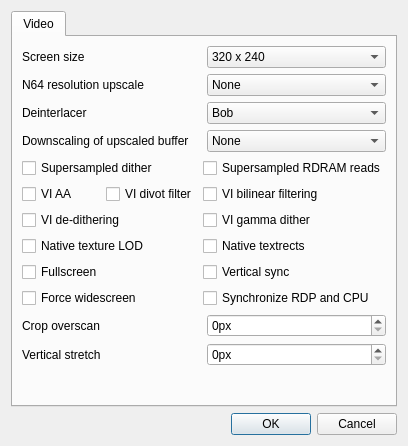
Qt form UserInterface/MainDialog.ui (GhostlyDark/parallel-rdp-standalone) before a commit.
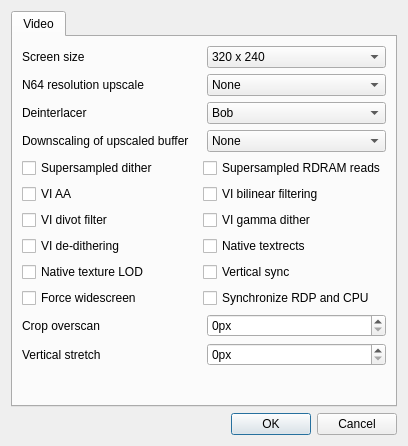
The same form after that commit.

Commit message: Remove fullscreen option

```diff
--- a/UserInterface/MainDialog.ui
+++ b/UserInterface/MainDialog.ui
@@ -210,8 +210,6 @@
               </widget>
              </item>
              <item>
-              <layout class="QHBoxLayout" name="horizontalLayout_7">
-               <item>
                 <widget class="QCheckBox" name="viAaCheckBox">
                  <property name="text">
                   <string>VI AA</string>
@@ -225,8 +223,6 @@
                  </property>
                 </widget>
                </item>
-              </layout>
-             </item>
              <item>
               <widget class="QCheckBox" name="viDeDitheringCheckBox">
                <property name="text">
@@ -241,13 +237,6 @@
                </property>
               </widget>
              </item>
-             <item>
-              <widget class="QCheckBox" name="fullscreenCheckBox">
-               <property name="text">
-                <string>Fullscreen</string>
-               </property>
-              </widget>
-             </item>
              <item>
               <widget class="QCheckBox" name="forceWidescreenCheckBox">
                <property name="text">
```
Lines whose indentation alone changed are shown as unchanged. The commit also changes 3 other files.
